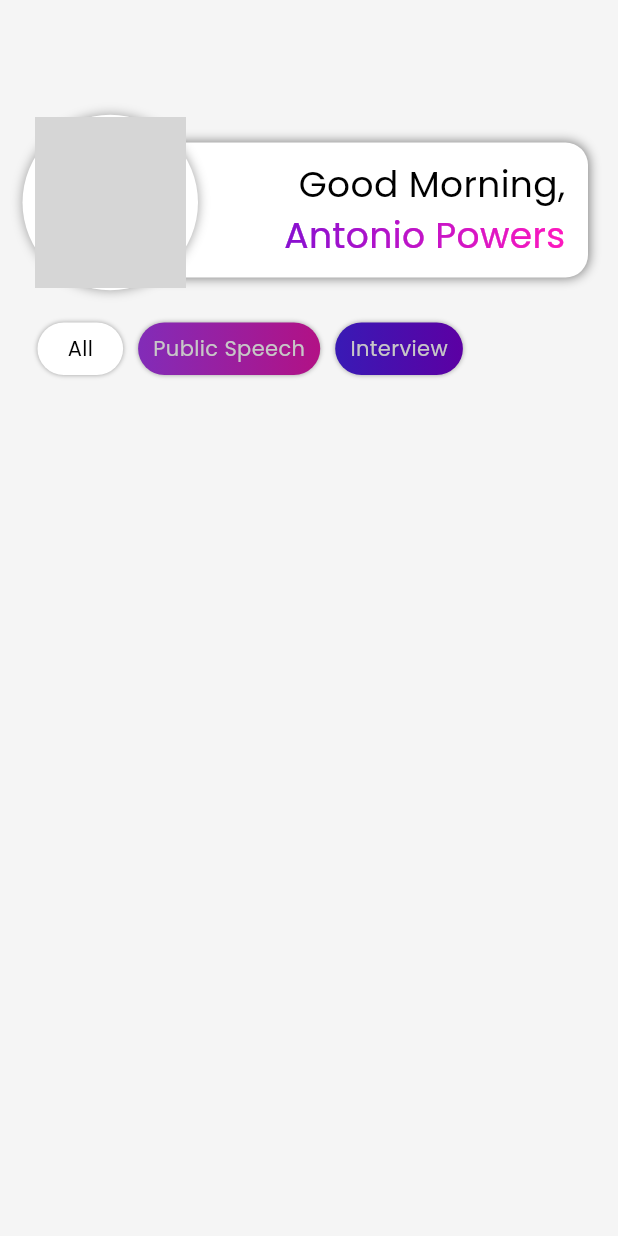
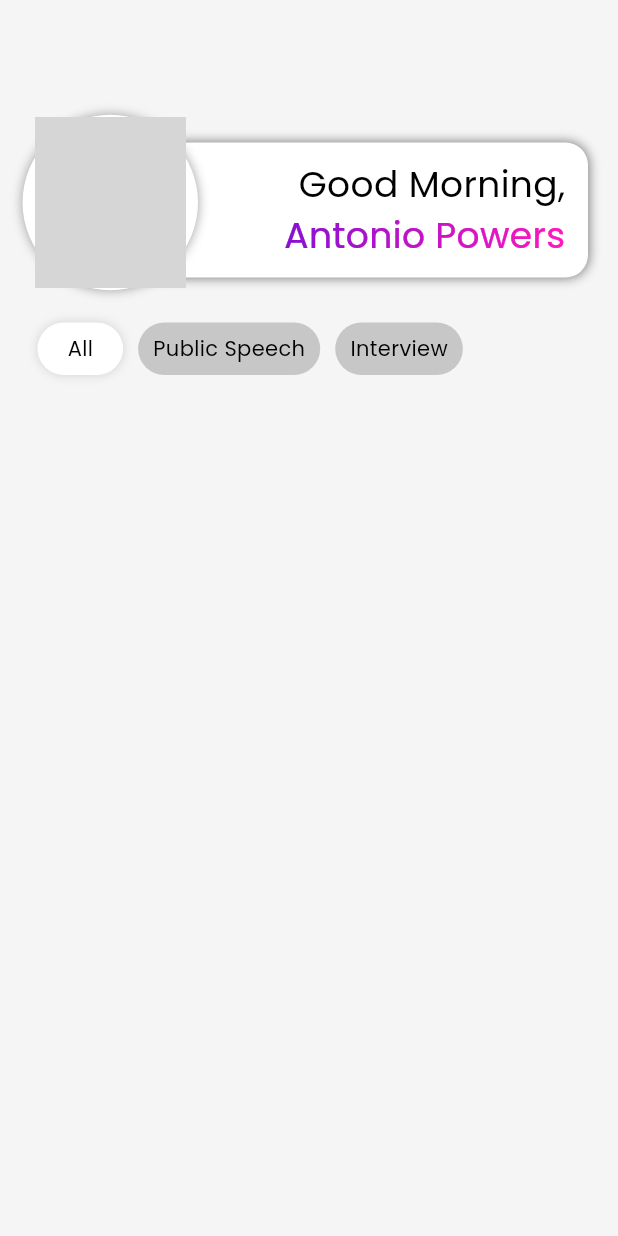
Before and after one commit to SpeakUP-Mobile/SpeakUP-App, a Flutter app: the PublicSpeakRecordings screen opened directly, on a phone screen of 412 x 824 dp. Run offline on Flutter 3.47's test engine with Material 3 defaults, Android fonts, the phone set to English and light mode, and no system bars; drawn by our look-alikes of simple_gradient_text; our stand-ins replace firebase_core, get, image_picker; accounts and stored records are empty; network calls fail; grey boxes are pictures that could not be loaded.

Commit message:
Start work on deleting recordings from recordings/home screen; delete old home page

```diff
--- a/lib/recordings_screen/public_speak_recordings.dart
+++ b/lib/recordings_screen/public_speak_recordings.dart
@@ -162,9 +162,11 @@ class _PublicSpeakRecordingsState extends State<PublicSpeakRecordings> {
                     ? Colors.white
                     : const Color.fromARGB(255, 222, 222, 222),
                 borderRadius: const BorderRadius.all(Radius.circular(30)),
-                boxShadow: const [
+                boxShadow: [
                   BoxShadow(
-                      color: Colors.grey, spreadRadius: 0, blurRadius: 2.5),
+                      color: const Color.fromARGB(255, 209, 209, 209),
+                      spreadRadius: 0,
+                      blurRadius: view == 0 ? 5 : 0),
                 ]),
             child: InkWell(
               onTap: () {
@@ -192,15 +194,12 @@ class _PublicSpeakRecordingsState extends State<PublicSpeakRecordings> {
                     )
                   : const LinearGradient(
                       colors: [
-                          Color.fromARGB(255, 130, 44, 184),
-                          Color.fromARGB(255, 178, 17, 133)
+                        Color.fromARGB(255, 199, 199, 199),
+                        Color.fromARGB(255, 199, 199, 199)
                       ],
                     ),
               borderRadius: const BorderRadius.all(Radius.circular(30)),
-                boxShadow: const [
-                  BoxShadow(
-                      color: Colors.grey, spreadRadius: 0, blurRadius: 2.5),
-                ]),
+            ),
             child: InkWell(
               onTap: () {
                 setState(() {
@@ -209,10 +208,8 @@ class _PublicSpeakRecordingsState extends State<PublicSpeakRecordings> {
               },
               child: Text(
                 "Public Speech",
-                style: TextStyle(
-                    color: view == 1
-                        ? Colors.white
-                        : const Color.fromARGB(255, 199, 199, 199)),
+                style:
+                    TextStyle(color: view == 1 ? Colors.white : Colors.black),
               ),
             )),
         Container(
@@ -225,13 +222,11 @@ class _PublicSpeakRecordingsState extends State<PublicSpeakRecordings> {
                 ? const LinearGradient(
                     colors: [Color(0xFF4F23FF), Color(0xFF8F00FF)])
                 : const LinearGradient(colors: [
-                      Color.fromARGB(255, 57, 26, 181),
-                      Color.fromARGB(255, 92, 0, 163)
+                    Color.fromARGB(255, 199, 199, 199),
+                    Color.fromARGB(255, 199, 199, 199)
                   ]),
             borderRadius: const BorderRadius.all(Radius.circular(30)),
-              boxShadow: const [
-                BoxShadow(color: Colors.grey, spreadRadius: 0, blurRadius: 2.5),
-              ]),
+          ),
           child: InkWell(
             onTap: () {
               setState(() {
@@ -242,7 +237,7 @@ class _PublicSpeakRecordingsState extends State<PublicSpeakRecordings> {
                 style: TextStyle(
                     color: view == 2
                         ? Colors.white
-                        : const Color.fromARGB(255, 199, 199, 199))),
+                        : const Color.fromARGB(255, 0, 0, 0))),
           ),
         ),
       ]),
--- a/lib/speech_screen/public_speak_speech_analysis.dart
+++ b/lib/speech_screen/public_speak_speech_analysis.dart
@@ -20,7 +20,7 @@ class _PublicSpeakSpeechAnalysisState extends State<PublicSpeakSpeechAnalysis> {
       backgroundColor: Colors.grey,
       textConfirm: "Delete",
       textCancel: "Cancel",
-      onConfirm: deleteFile(),
+      onConfirm: (deleteFile()),
       barrierDismissible: false,
       radius: 50,
     );
```
Also changed, not shown: lib/home_screen/public_speak_home.dart (deleted, +0 -57 lines), lib/recordings_screen/recording_info_widget.dart (+29 -2 lines). Lines whose indentation alone changed are shown as unchanged.
